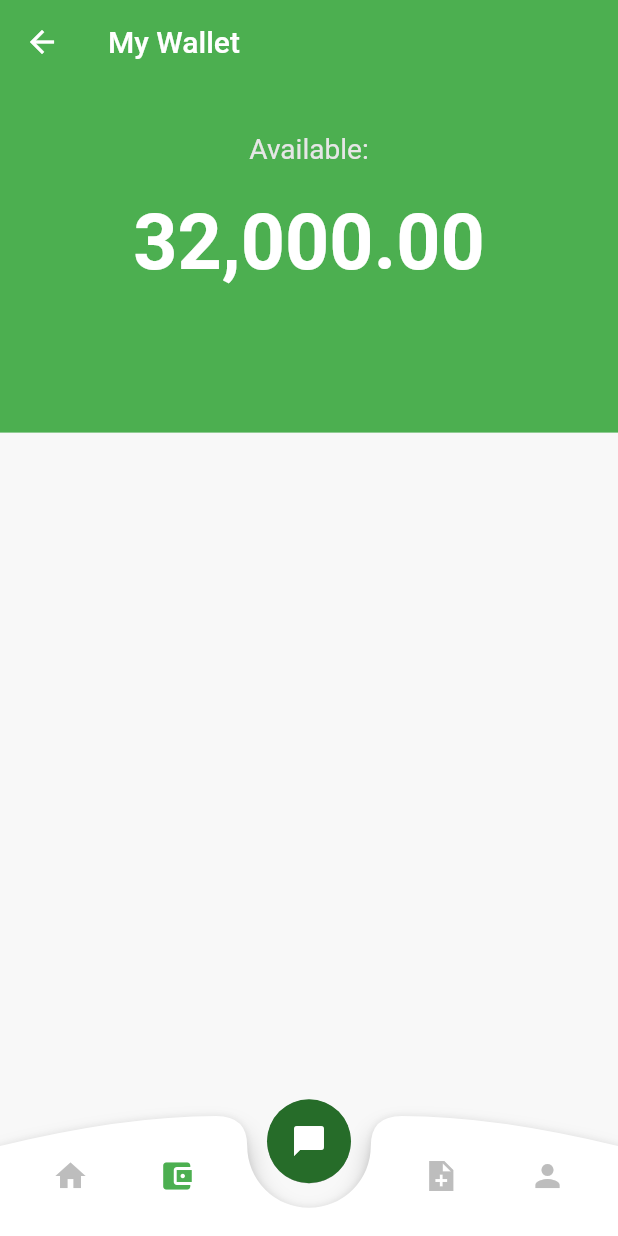
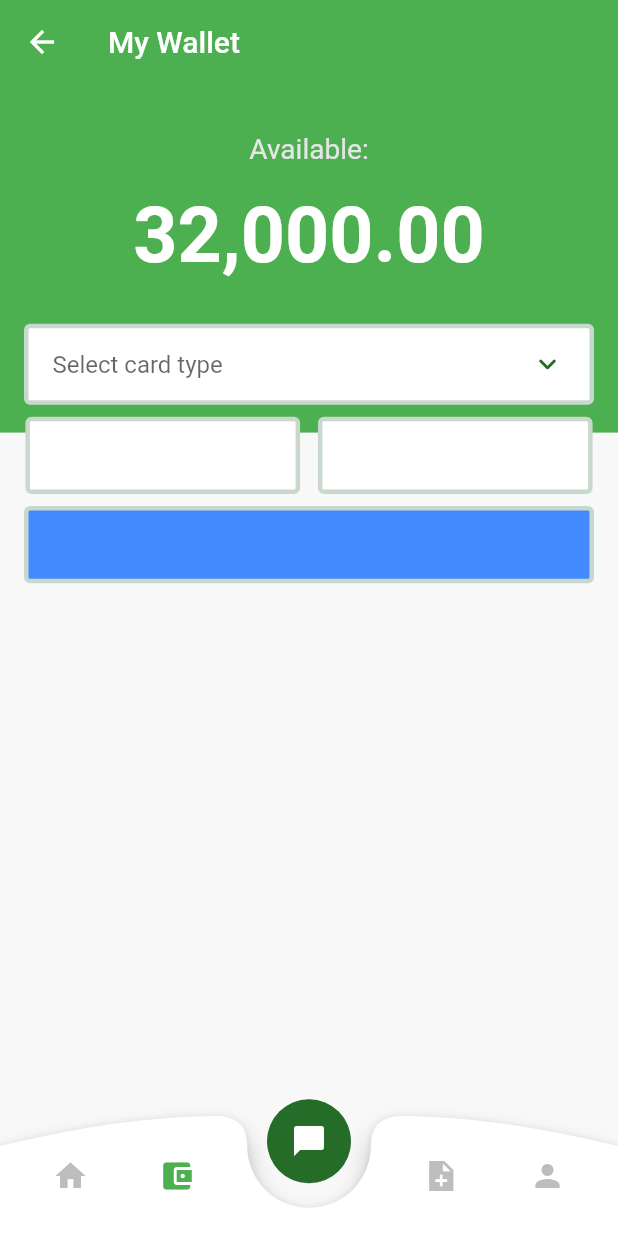
Before and after one commit to SKPteam/mindscape_app, a Flutter app: the Dashboard screen opened by its route, item 2 of the bottom bar chosen, on a phone screen of 412 x 824 dp. Run offline on Flutter 3.47's test engine with Material 2 defaults, Android fonts, the phone set to English and light mode, and no system bars; our stand-ins replace country_code_picker, firebase_core, firebase_database, flutter_svg; accounts and stored records are empty.

Commit message:
working on wallet UI

```diff
--- a/lib/constants.dart
+++ b/lib/constants.dart
@@ -3,6 +3,8 @@ import 'package:flutter/material.dart';
 import 'package:mindscape_app/sizes_helpers.dart';
 
 const kPrimaryColor = Colors.green;
+const kPrimaryDarkColor = Color(0xff266C29);
+const kPrimaryAccentColor = Color(0xffc9d8cd);
 const kPrimaryLightColor = Color(0xfffffff);
 const kPrimaryGradientColor = LinearGradient(colors:
   [Color(0xFFFFA53E), Color(0xFFFF7643)],
--- a/lib/screens/wallet/walletPage.dart
+++ b/lib/screens/wallet/walletPage.dart
@@ -1,5 +1,6 @@
 import 'package:flutter/cupertino.dart';
 import 'package:flutter/material.dart';
+import 'package:mindscape_app/constants.dart';
 
 import '../../sizes_helpers.dart';
 
@@ -10,6 +11,12 @@ class WalletPage extends StatefulWidget{
 }
 
 class _WalletState extends State<WalletPage>{
+
+  String valueChoose;
+  List listItems = [
+    'item 1', 'item 2', 'item 3'
+  ];
+
   @override
   Widget build(BuildContext context) {
     return Stack(
@@ -36,14 +43,98 @@ class _WalletState extends State<WalletPage>{
                         children: [
                           SizedBox(height: displayHeight(context)/25),
                           Text('Available:', style: TextStyle(color: Color(0xffe6e6e6), fontSize: displayWidth(context)/22),),
-                          SizedBox(height: displayHeight(context)/40),
-                          Text('32,000.00',
-                            style: TextStyle(
-                                color: Colors.white,
-                                fontSize: displayWidth(context)/8,
-                                fontWeight: FontWeight.bold
+                          Padding(
+                              padding: EdgeInsets.only(top:16),
+                              child: Text('32,000.00',
+                              style: TextStyle(
+                                  color: Colors.white,
+                                  fontSize: displayWidth(context)/8,
+                                  fontWeight: FontWeight.bold
+                              ),
+                            ),),
+                          SizedBox(height: displayHeight(context)/64),
+                          Padding(
+                            padding: EdgeInsets.all(16),
+                            child: Column(
+                              children: [
+                                Container(
+                                  padding: EdgeInsets.only(left: 16, right: 16),
+                                  decoration: BoxDecoration(
+                                      color: Colors.white,
+                                      border: Border.all(color: kPrimaryAccentColor, width: 3),
+                                      borderRadius: BorderRadius.circular(4.0)
+                                  ),
+                                  child: DropdownButton(
+                                    hint: Text('Select card type'),
+                                    isExpanded: true,
+                                    underline: SizedBox(),
+                                    icon: Icon(Icons.keyboard_arrow_down_rounded, color: kPrimaryDarkColor),
+                                    value: valueChoose,
+                                    onChanged: (newValue){
+                                      setState(() {
+                                        valueChoose = newValue;
+                                      });
+                                    },
+                                    items: listItems.map((valueItem){
+                                      return DropdownMenuItem(
+                                        value: valueItem,
+                                        child: Text(valueItem),
+                                      );
+                                    }).toList(),
+                                  ),
+                                ),
+                                Padding(
+                                  padding: EdgeInsets.only(top: 8),
+                                  child: Row(
+                                    mainAxisAlignment: MainAxisAlignment.spaceEvenly,
+                                    children: [
+                                      SizedBox(
+                                        height: displayHeight(context)/16,
+                                        width: displayWidth(context)/2.25,
+                                        child: Container(
+                                          padding: EdgeInsets.only(left: 8, right: 8),
+                                          decoration: BoxDecoration(
+                                              color: Colors.white,
+                                              border: Border.all(color: kPrimaryAccentColor, width: 3),
+                                              borderRadius: BorderRadius.circular(4.0)
+                                          ),
+                                        ),
+                                      ),
+                                      SizedBox(width: 10),
+                                      SizedBox(
+                                        height: displayHeight(context)/16,
+                                        width: displayWidth(context)/2.25,
+                                        child: Container(
+                                          padding: EdgeInsets.only(left: 8, right: 8),
+                                          decoration: BoxDecoration(
+                                              color: Colors.white,
+                                              border: Border.all(color: kPrimaryAccentColor, width: 3),
+                                              borderRadius: BorderRadius.circular(4.0)
+                                          ),
+                                        ),
+                                      )
+                                    ],
+                                  ),
+                                ),
+                                Padding(
+                                  padding: EdgeInsets.only(top: 8),
+                                  child: SizedBox(
+                                    height: displayHeight(context)/16,
+                                    width: double.infinity,
+                                    child: Container(
+                                      padding: EdgeInsets.only(left: 8, right: 8),
+                                      decoration: BoxDecoration(
+                                          color: Colors.blueAccent,
+                                          border: Border.all(color: kPrimaryAccentColor, width: 3),
+                                          borderRadius: BorderRadius.circular(4.0)
+                                      ),
+                                    ),
+                                  ),
+                                )
+                              ],
                             ),
-                          ),
+                          )
+
                         ],
                       )
                   )
```
